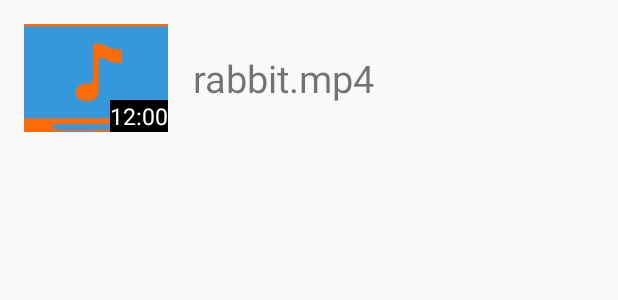
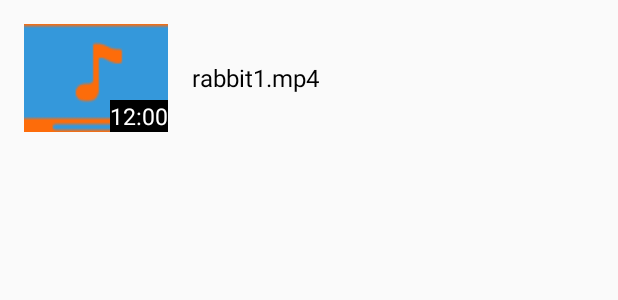
Before and after one commit to jaminchanks/NeeeerdPlayer, an Android app: the layout list_item_video.xml on its own in the app's theme, with its tools: preview values and no code run, on a phone screen of 412 x 824 dp. Shown: the top 300 px of the screen. Run offline under Robolectric (Android 15) with nearby library versions, the phone set to English and light mode, and no system bars.

```diff
--- a/app/src/main/java/com/jamin/neeeerdplayer/ui/MainActivity.java
+++ b/app/src/main/java/com/jamin/neeeerdplayer/ui/MainActivity.java
@@ -4,6 +4,7 @@ import android.content.Intent;
 import android.os.Bundle;
 import android.support.design.widget.NavigationView;
 import android.support.v4.app.Fragment;
+import android.support.v4.app.FragmentActivity;
 import android.support.v4.app.FragmentManager;
 import android.support.v4.view.GravityCompat;
 import android.support.v4.widget.DrawerLayout;
@@ -155,6 +156,7 @@ public class MainActivity extends AppCompatActivity
 
         }
 
+        //// TODO: 16-3-7 当fragment中有线程未被销毁时，替换fragment会有bug
         getSupportFragmentManager().beginTransaction().replace(R.id.fragmentContainer, mCurrentFragment).commit();
 
 
--- a/app/src/main/java/com/jamin/neeeerdplayer/ui/adapter/VideoAdapter.java
+++ b/app/src/main/java/com/jamin/neeeerdplayer/ui/adapter/VideoAdapter.java
@@ -14,6 +14,7 @@ import android.widget.TextView;
 
 import com.jamin.neeeerdplayer.R;
 import com.jamin.neeeerdplayer.bean.FooVideo;
+import com.jamin.neeeerdplayer.utils.FooUtils;
 
 import java.util.ArrayList;
 
@@ -46,7 +47,6 @@ public class VideoAdapter extends ArrayAdapter<FooVideo>{
         //从视频中提取相关显示信息
         Bitmap thumbnail = BitmapFactory.decodeFile(fooVideo.getThumbnailPath());
         String displayName = fooVideo.getDisplayName();
-        String duration = DateFormat.format("HH:mm:ss", fooVideo.getDuration()).toString();
         // TODO: 16-3-5 这里暂不处理图像的大小
             String data = fooVideo.getVideoPath();
             viewHolder.videoThumbnail.setImageBitmap(ThumbnailUtils.createVideoThumbnail(data,
@@ -54,7 +54,7 @@ public class VideoAdapter extends ArrayAdapter<FooVideo>{
 //            viewHolder.videoThumbnail.setImageBitmap(thumbnail);
 
         viewHolder.displayNameView.setText(displayName);
-        viewHolder.durationView.setText(duration);
+        viewHolder.durationView.setText(FooUtils.timeFormat(fooVideo.getDuration()));
         return convertView;
     }
 
--- a/app/src/main/res/layout/list_item_video.xml
+++ b/app/src/main/res/layout/list_item_video.xml
@@ -2,11 +2,12 @@
 <RelativeLayout xmlns:android="http://schemas.android.com/apk/res/android"
     android:layout_width="match_parent"
     android:layout_height="wrap_content"
-    android:paddingBottom="@dimen/activity_vertical_margin"
     android:paddingLeft="@dimen/activity_horizontal_margin"
     android:paddingRight="@dimen/activity_horizontal_margin"
     android:paddingTop="@dimen/activity_vertical_margin"
+    android:paddingBottom="@dimen/activity_vertical_margin"
     >
+
         <ImageView
             android:id="@+id/imgv_video_thumbnail"
             android:layout_width="@dimen/video_thumbnail_icon_width"
@@ -19,23 +20,24 @@
             android:id="@+id/tv_video_duration"
             android:layout_width="wrap_content"
             android:layout_height="wrap_content"
-        android:layout_alignBottom="@id/imgv_video_thumbnail"
-        android:layout_alignRight="@id/imgv_video_thumbnail"
             android:text="12:00"
             android:textSize="@dimen/video_duration_font_size"
             android:textColor="@color/pure_white"
             android:background="@color/pure_black"
-        />
+            android:layout_alignBottom="@id/imgv_video_thumbnail"
+            android:layout_alignRight="@id/imgv_video_thumbnail"
+            android:layout_alignEnd="@id/imgv_video_thumbnail" />
 
     <TextView
         android:id="@+id/tv_video_display_name"
-        android:layout_width="wrap_content"
+        android:layout_width="match_parent"
         android:layout_height="wrap_content"
-        android:text="rabbit.mp4"
+        android:text="rabbit1.mp4"
         android:textSize="@dimen/video_name_font_size"
-        android:paddingLeft="@dimen/activity_default_margin"
-        android:gravity="center"
+        android:textColor="@color/pure_black"
+        android:gravity="center_vertical"
         android:layout_centerVertical="true"
         android:layout_toRightOf="@+id/imgv_video_thumbnail"
-        android:layout_toEndOf="@+id/imgv_video_thumbnail" />
+        android:layout_toEndOf="@+id/imgv_video_thumbnail"
+        android:layout_marginLeft="@dimen/activity_vertical_margin" />
 </RelativeLayout>
--- a/app/src/main/res/values/dimens.xml
+++ b/app/src/main/res/values/dimens.xml
@@ -20,9 +20,9 @@
 
 
 
-    <!-- 视频缩略图大小 -->
+    <!-- 视频缩略图和字体大小 -->
     <dimen name="video_thumbnail_icon_height">72dp</dimen>
     <dimen name="video_thumbnail_icon_width">96dp</dimen>
     <dimen name="video_duration_font_size">15sp</dimen>
-    <dimen name="video_name_font_size">25sp</dimen>
+    <dimen name="video_name_font_size">16sp</dimen>
 </resources>
```
Also changed, not shown: app/src/main/java/com/jamin/neeeerdplayer/resManager/VideoManager.java (+3 -4 lines), app/src/main/java/com/jamin/neeeerdplayer/ui/local/FolderListFragment.java (+35 -28 lines), app/src/main/java/com/jamin/neeeerdplayer/ui/local/VideoListFragment.java (+1 -22 lines), app/src/main/java/com/jamin/neeeerdplayer/utils/FooUtils.java (+26 -1 lines). Lines whose indentation alone changed are shown as unchanged.
